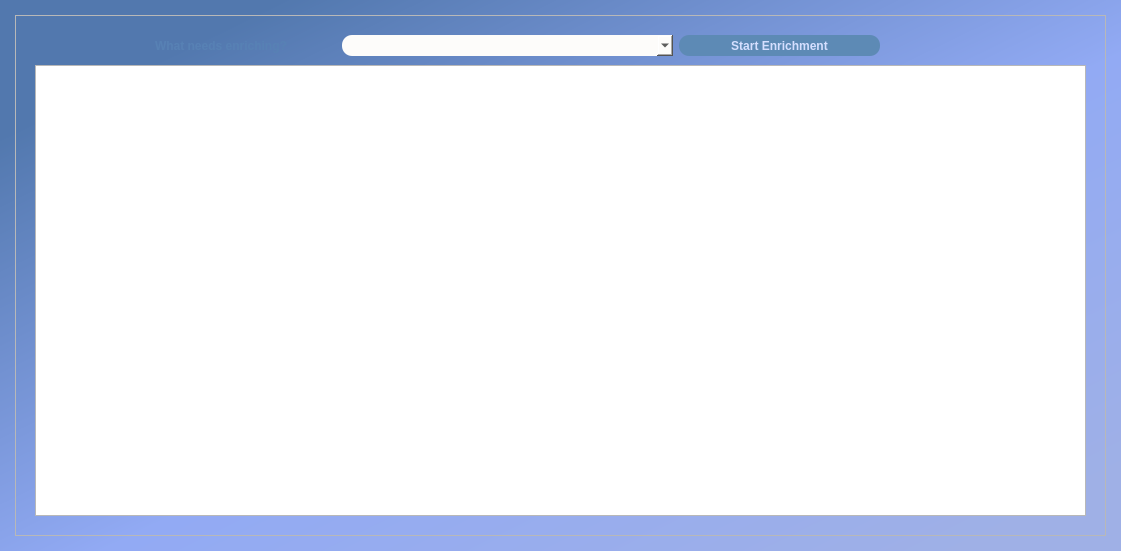
Before: the Qt Designer form Enrichment.ui in Cprudhomme/SpaLOD_qgis_plugin, drawn with Qt 5.
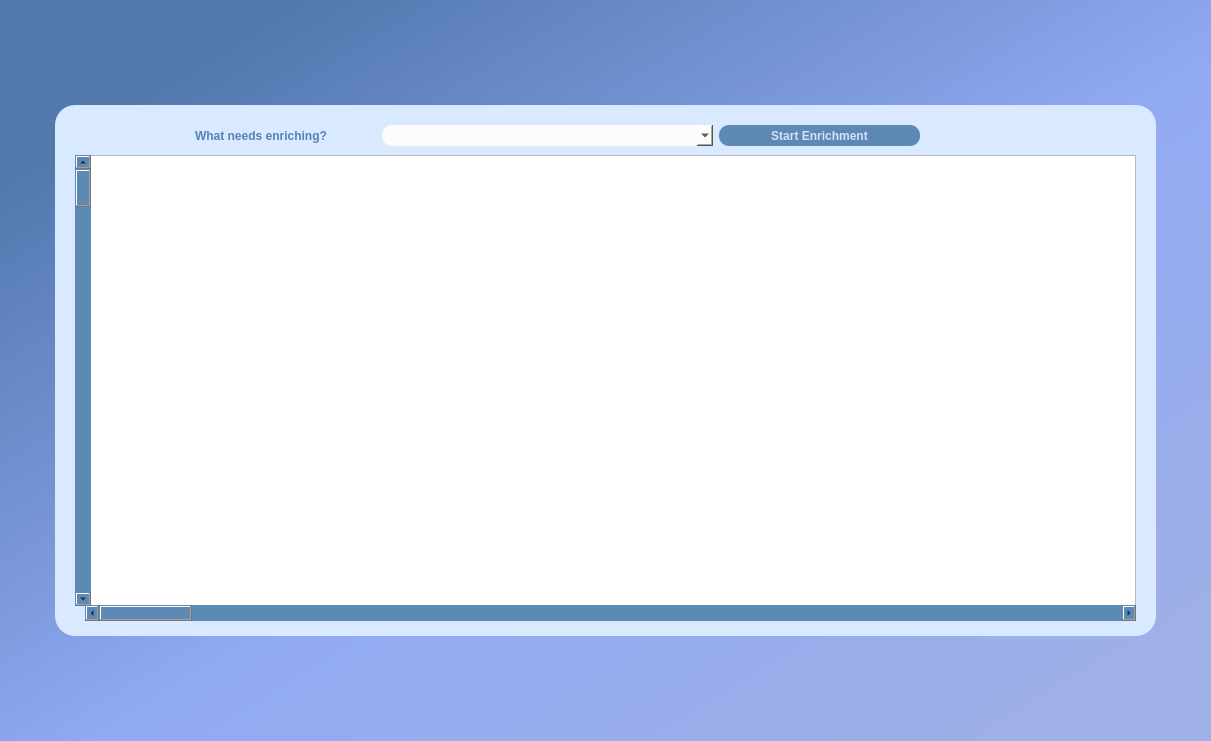
After: the same form once the commit is applied.

```diff
--- a/Enrichment.ui
+++ b/Enrichment.ui
@@ -6,8 +6,8 @@
    <rect>
     <x>0</x>
     <y>0</y>
-    <width>1121</width>
-    <height>551</height>
+    <width>1211</width>
+    <height>741</height>
    </rect>
   </property>
   <property name="windowTitle">
@@ -31,29 +31,16 @@
      </property>
     </spacer>
    </item>
-   <item row="1" column="0">
-    <spacer name="horizontalSpacer">
-     <property name="orientation">
-      <enum>Qt::Horizontal</enum>
-     </property>
-     <property name="sizeHint" stdset="0">
-      <size>
-       <width>3</width>
-       <height>20</height>
-      </size>
-     </property>
-    </spacer>
-   </item>
-   <item row="1" column="1">
+   <item row="1" column="1" rowspan="2">
     <widget class="QFrame" name="Enrichment_frame">
      <property name="minimumSize">
       <size>
-       <width>1091</width>
-       <height>521</height>
+       <width>1101</width>
+       <height>531</height>
       </size>
      </property>
      <property name="styleSheet">
-      <string notr="true">QObject#frame{
+      <string notr="true">QObject#Enrichment_frame{
 background-color:rgb(217, 233, 255);
 border-radius:20px;}
 
@@ -70,7 +57,7 @@
      <widget class="QTableWidget" name="enrichTableResult">
       <property name="geometry">
        <rect>
-        <x>20</x>
+        <x>30</x>
         <y>50</y>
         <width>1051</width>
         <height>451</height>
@@ -169,6 +156,70 @@
        </item>
       </layout>
      </widget>
+     <widget class="QScrollBar" name="verticalScrollBar_Enrichment">
+      <property name="geometry">
+       <rect>
+        <x>20</x>
+        <y>50</y>
+        <width>16</width>
+        <height>451</height>
+       </rect>
+      </property>
+      <property name="minimumSize">
+       <size>
+        <width>16</width>
+        <height>451</height>
+       </size>
+      </property>
+      <property name="maximumSize">
+       <size>
+        <width>16</width>
+        <height>451</height>
+       </size>
+      </property>
+      <property name="cursor">
+       <cursorShape>PointingHandCursor</cursorShape>
+      </property>
+      <property name="styleSheet">
+       <string notr="true">border-radius:10px;
+background-color:rgb(93, 138, 181);</string>
+      </property>
+      <property name="orientation">
+       <enum>Qt::Vertical</enum>
+      </property>
+     </widget>
+     <widget class="QScrollBar" name="horizontalScrollBar_Enrichment">
+      <property name="geometry">
+       <rect>
+        <x>30</x>
+        <y>500</y>
+        <width>1051</width>
+        <height>16</height>
+       </rect>
+      </property>
+      <property name="minimumSize">
+       <size>
+        <width>1051</width>
+        <height>16</height>
+       </size>
+      </property>
+      <property name="maximumSize">
+       <size>
+        <width>1051</width>
+        <height>16</height>
+       </size>
+      </property>
+      <property name="cursor">
+       <cursorShape>PointingHandCursor</cursorShape>
+      </property>
+      <property name="styleSheet">
+       <string notr="true">border-radius:10px;
+background-color:rgb(93, 138, 181);</string>
+      </property>
+      <property name="orientation">
+       <enum>Qt::Horizontal</enum>
+      </property>
+     </widget>
     </widget>
    </item>
    <item row="1" column="2">
@@ -184,8 +235,21 @@
      </property>
     </spacer>
    </item>
-   <item row="2" column="1">
-    <spacer name="verticalSpacer">
+   <item row="2" column="0">
+    <spacer name="horizontalSpacer_left_Enrichment">
+     <property name="orientation">
+      <enum>Qt::Horizontal</enum>
+     </property>
+     <property name="sizeHint" stdset="0">
+      <size>
+       <width>3</width>
+       <height>20</height>
+      </size>
+     </property>
+    </spacer>
+   </item>
+   <item row="3" column="1">
+    <spacer name="verticalSpacer_bottom_Entichment">
      <property name="orientation">
       <enum>Qt::Vertical</enum>
      </property>
```
Left out of the diff: 4 changed lines with no effect on the pictures.
